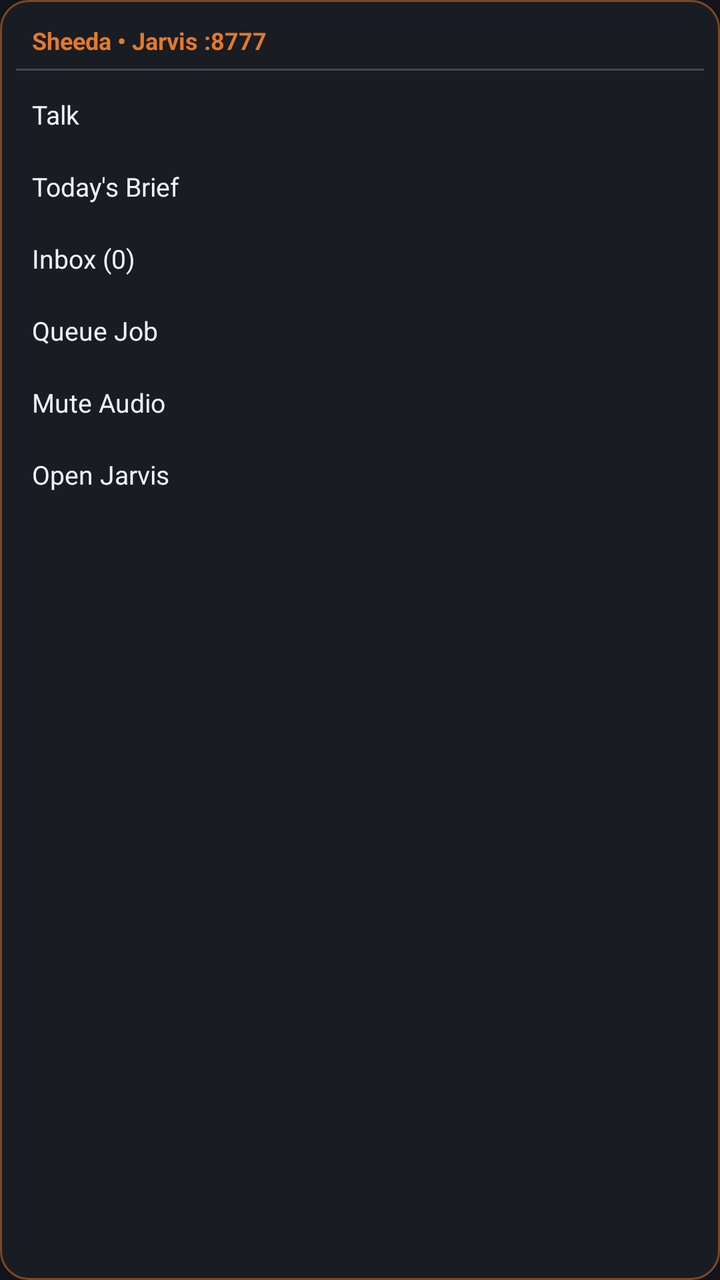
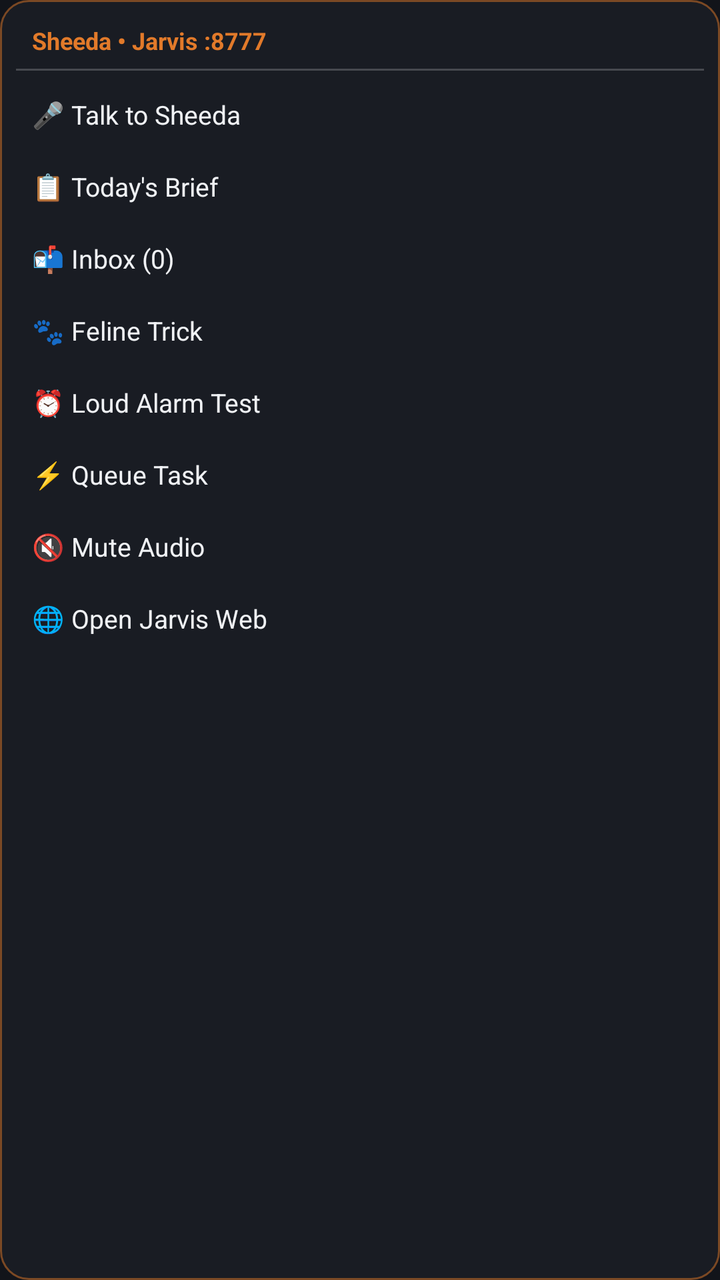

Screens rendered from an Android XML layout before and after an edit, with the pre-edit source and the edit as a unified diff.
<!-- AndroidManifest.xml: application theme Theme.Sheeda -->
<!-- res/layout/floating_menu.xml -->
<?xml version="1.0" encoding="utf-8"?>
<LinearLayout xmlns:android="http://schemas.android.com/apk/res/android"
    android:layout_width="180dp"
    android:layout_height="wrap_content"
    android:background="@drawable/sheeda_bubble_bg"
    android:elevation="8dp"
    android:orientation="vertical"
    android:padding="8dp">

    
    <TextView
        android:id="@+id/tv_menu_header"
        android:layout_width="match_parent"
        android:layout_height="wrap_content"
        android:paddingStart="8dp"
        android:paddingTop="4dp"
        android:paddingBottom="6dp"
        android:text="Sheeda • Jarvis :8777"
        android:textColor="@color/sheeda_orange"
        android:textSize="12sp"
        android:textStyle="bold" />

    <View
        android:layout_width="match_parent"
        android:layout_height="1dp"
        android:layout_marginBottom="4dp"
        android:background="#33FFFFFF" />

    
    <TextView
        android:id="@+id/btn_menu_talk"
        android:layout_width="match_parent"
        android:layout_height="36dp"
        android:background="?android:attr/selectableItemBackground"
        android:gravity="center_vertical"
        android:paddingStart="8dp"
        android:text="Talk"
        android:textColor="@color/text_primary"
        android:textSize="13sp" />

    
    <TextView
        android:id="@+id/btn_menu_brief"
        android:layout_width="match_parent"
        android:layout_height="36dp"
        android:background="?android:attr/selectableItemBackground"
        android:gravity="center_vertical"
        android:paddingStart="8dp"
        android:text="Today\'s Brief"
        android:textColor="@color/text_primary"
        android:textSize="13sp" />

    
    <TextView
        android:id="@+id/btn_menu_inbox"
        android:layout_width="match_parent"
        android:layout_height="36dp"
        android:background="?android:attr/selectableItemBackground"
        android:gravity="center_vertical"
        android:paddingStart="8dp"
        android:text="Inbox (0)"
        android:textColor="@color/text_primary"
        android:textSize="13sp" />

    
    <TextView
        android:id="@+id/btn_menu_queue"
        android:layout_width="match_parent"
        android:layout_height="36dp"
        android:background="?android:attr/selectableItemBackground"
        android:gravity="center_vertical"
        android:paddingStart="8dp"
        android:text="Queue Job"
        android:textColor="@color/text_primary"
        android:textSize="13sp" />

    
    <TextView
        android:id="@+id/btn_menu_mute"
        android:layout_width="match_parent"
        android:layout_height="36dp"
        android:background="?android:attr/selectableItemBackground"
        android:gravity="center_vertical"
        android:paddingStart="8dp"
        android:text="Mute Audio"
        android:textColor="@color/text_primary"
        android:textSize="13sp" />

    
    <TextView
        android:id="@+id/btn_menu_open"
        android:layout_width="match_parent"
        android:layout_height="36dp"
        android:background="?android:attr/selectableItemBackground"
        android:gravity="center_vertical"
        android:paddingStart="8dp"
        android:text="Open Jarvis"
        android:textColor="@color/text_primary"
        android:textSize="13sp" />

</LinearLayout>
<!-- resources referenced by this layout -->
<resources>
  <color name="sheeda_orange">#E27A2A</color>
  <color name="text_primary">#F0F2F5</color>
  <!-- drawable sheeda_bubble_bg (drawable) -->
  <?xml version="1.0" encoding="utf-8"?>
  <shape xmlns:android="http://schemas.android.com/apk/res/android"
      android:shape="rectangle">
      <solid android:color="#E61A1D24" />
      <corners android:radius="14dp" />
      <stroke android:width="1dp" android:color="#80E27A2A" />
  </shape>
  <style name="Theme.Sheeda" parent="Theme.MaterialComponents.DayNight.NoActionBar">
          <item name="colorPrimary">@color/sheeda_orange</item>
          <item name="colorPrimaryVariant">@color/sheeda_orange_dark</item>
          <item name="colorOnPrimary">#FFFFFF</item>
          <item name="android:windowBackground">@color/bg_dark</item>
      </style>
  <color name="sheeda_orange_dark">#B85212</color>
  <color name="bg_dark">#12141A</color>
</resources>

<!-- the commit's change to res/layout/floating_menu.xml (unified diff, before → after) -->
@@ -1,6 +1,6 @@
 <?xml version="1.0" encoding="utf-8"?>
 <LinearLayout xmlns:android="http://schemas.android.com/apk/res/android"
-    android:layout_width="180dp"
+    android:layout_width="190dp"
     android:layout_height="wrap_content"
     android:background="@drawable/sheeda_bubble_bg"
     android:elevation="8dp"
@@ -34,7 +34,7 @@
         android:background="?android:attr/selectableItemBackground"
         android:gravity="center_vertical"
         android:paddingStart="8dp"
-        android:text="Talk"
+        android:text="🎤 Talk to Sheeda"
         android:textColor="@color/text_primary"
         android:textSize="13sp" />
 
@@ -46,7 +46,7 @@
         android:background="?android:attr/selectableItemBackground"
         android:gravity="center_vertical"
         android:paddingStart="8dp"
-        android:text="Today\'s Brief"
+        android:text="📋 Today's Brief"
         android:textColor="@color/text_primary"
         android:textSize="13sp" />
 
@@ -58,7 +58,31 @@
         android:background="?android:attr/selectableItemBackground"
         android:gravity="center_vertical"
         android:paddingStart="8dp"
-        android:text="Inbox (0)"
+        android:text="📬 Inbox (0)"
+        android:textColor="@color/text_primary"
+        android:textSize="13sp" />
+
+    
+    <TextView
+        android:id="@+id/btn_menu_trick"
+        android:layout_width="match_parent"
+        android:layout_height="36dp"
+        android:background="?android:attr/selectableItemBackground"
+        android:gravity="center_vertical"
+        android:paddingStart="8dp"
+        android:text="🐾 Feline Trick"
+        android:textColor="@color/text_primary"
+        android:textSize="13sp" />
+
+    
+    <TextView
+        android:id="@+id/btn_menu_alarm"
+        android:layout_width="match_parent"
+        android:layout_height="36dp"
+        android:background="?android:attr/selectableItemBackground"
+        android:gravity="center_vertical"
+        android:paddingStart="8dp"
+        android:text="⏰ Loud Alarm Test"
         android:textColor="@color/text_primary"
         android:textSize="13sp" />
 
@@ -70,7 +94,7 @@
         android:background="?android:attr/selectableItemBackground"
         android:gravity="center_vertical"
         android:paddingStart="8dp"
-        android:text="Queue Job"
+        android:text="⚡ Queue Task"
         android:textColor="@color/text_primary"
         android:textSize="13sp" />
 
@@ -82,7 +106,7 @@
         android:background="?android:attr/selectableItemBackground"
         android:gravity="center_vertical"
         android:paddingStart="8dp"
-        android:text="Mute Audio"
+        android:text="🔇 Mute Audio"
         android:textColor="@color/text_primary"
         android:textSize="13sp" />
 
@@ -94,7 +118,7 @@
         android:background="?android:attr/selectableItemBackground"
         android:gravity="center_vertical"
         android:paddingStart="8dp"
-        android:text="Open Jarvis"
+        android:text="🌐 Open Jarvis Web"
         android:textColor="@color/text_primary"
         android:textSize="13sp" />
 
